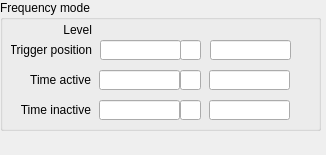
First picture: the form in ui/EVR/evr_out_cml-mode-freq.ui, repository epics-modules/mrfioc2, before the edit.
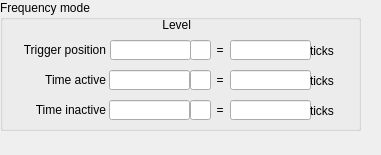
Second picture: the form after the edit. Custom widgets are drawn as their Qt base class.

Commit message: [COSYLAB-99] Added colors and fixed some item widths

Patch:
```diff
--- a/ui/EVR/evr_out_cml-mode-freq.ui
+++ b/ui/EVR/evr_out_cml-mode-freq.ui
@@ -6,7 +6,7 @@
    <rect>
     <x>0</x>
     <y>0</y>
-    <width>326</width>
+    <width>381</width>
     <height>155</height>
    </rect>
   </property>
@@ -18,7 +18,7 @@
     <rect>
      <x>0</x>
      <y>0</y>
-     <width>321</width>
+     <width>361</width>
      <height>131</height>
     </rect>
    </property>
@@ -28,9 +28,9 @@
    <widget class="QLabel" name="label_5">
     <property name="geometry">
      <rect>
-      <x>11</x>
-      <y>20</y>
-      <width>81</width>
+      <x>90</x>
+      <y>15</y>
+      <width>101</width>
       <height>20</height>
      </rect>
     </property>
@@ -44,9 +44,9 @@
    <widget class="caChoice" name="cachoice_3">
     <property name="geometry">
      <rect>
-      <x>100</x>
-      <y>20</y>
-      <width>100</width>
+      <x>195</x>
+      <y>15</y>
+      <width>151</width>
       <height>20</height>
      </rect>
     </property>
@@ -59,13 +59,27 @@
     <property name="endBit">
      <number>1</number>
     </property>
-   </widget>
+   <property name="background">
+         <color>
+          <red>212</red>
+          <green>219</green>
+          <blue>157</blue>
+         </color>
+        </property><property name="bordercolor">
+         <color>
+          <red>0</red>
+          <green>0</green>
+          <blue>0</blue>
+         </color>
+        </property><property name="colorMode">
+         <enum>caChoice::Static</enum>
+        </property></widget>
    <widget class="QLabel" name="label_6">
     <property name="geometry">
      <rect>
-      <x>11</x>
+      <x>5</x>
       <y>40</y>
-      <width>81</width>
+      <width>101</width>
       <height>20</height>
      </rect>
     </property>
@@ -79,7 +93,7 @@
    <widget class="caLineEdit" name="calineedit_2">
     <property name="geometry">
      <rect>
-      <x>210</x>
+      <x>230</x>
       <y>40</y>
       <width>81</width>
       <height>20</height>
@@ -92,7 +106,7 @@
    <widget class="caTextEntry" name="catextentry">
     <property name="geometry">
      <rect>
-      <x>100</x>
+      <x>110</x>
       <y>40</y>
       <width>81</width>
       <height>20</height>
@@ -101,11 +115,19 @@
     <property name="channel" stdset="0">
      <string notr="true">$(EVR):Out-$(P)-$(ID)-Freq:Init-SP</string>
     </property>
-   </widget>
+   <property name="background">
+         <color>
+          <red>212</red>
+          <green>219</green>
+          <blue>157</blue>
+         </color>
+        </property><property name="colorMode">
+         <enum>caLineEdit::Static</enum>
+        </property></widget>
    <widget class="caTextEntry" name="catextentry_2">
     <property name="geometry">
      <rect>
-      <x>99</x>
+      <x>109</x>
       <y>70</y>
       <width>81</width>
       <height>20</height>
@@ -114,13 +136,21 @@
     <property name="channel" stdset="0">
      <string notr="true">$(EVR):Out-$(P)-$(ID)-Freq:High-SP</string>
     </property>
-   </widget>
+   <property name="background">
+         <color>
+          <red>212</red>
+          <green>219</green>
+          <blue>157</blue>
+         </color>
+        </property><property name="colorMode">
+         <enum>caLineEdit::Static</enum>
+        </property></widget>
    <widget class="QLabel" name="label_7">
     <property name="geometry">
      <rect>
-      <x>10</x>
+      <x>5</x>
       <y>70</y>
-      <width>81</width>
+      <width>101</width>
       <height>20</height>
      </rect>
     </property>
@@ -134,7 +164,7 @@
    <widget class="caLineEdit" name="calineedit_3">
     <property name="geometry">
      <rect>
-      <x>209</x>
+      <x>230</x>
       <y>70</y>
       <width>81</width>
       <height>20</height>
@@ -150,7 +180,7 @@
    <widget class="caTextEntry" name="catextentry_3">
     <property name="geometry">
      <rect>
-      <x>99</x>
+      <x>109</x>
       <y>100</y>
       <width>81</width>
       <height>20</height>
@@ -159,13 +189,21 @@
     <property name="channel" stdset="0">
      <string notr="true">$(EVR):Out-$(P)-$(ID)-Freq:Low-SP</string>
     </property>
-   </widget>
+   <property name="background">
+         <color>
+          <red>212</red>
+          <green>219</green>
+          <blue>157</blue>
+         </color>
+        </property><property name="colorMode">
+         <enum>caLineEdit::Static</enum>
+        </property></widget>
    <widget class="QLabel" name="label_8">
     <property name="geometry">
      <rect>
-      <x>10</x>
+      <x>5</x>
       <y>100</y>
-      <width>81</width>
+      <width>101</width>
       <height>20</height>
      </rect>
     </property>
@@ -179,7 +217,7 @@
    <widget class="caLineEdit" name="calineedit_4">
     <property name="geometry">
      <rect>
-      <x>209</x>
+      <x>230</x>
       <y>100</y>
       <width>81</width>
       <height>20</height>
@@ -195,7 +233,7 @@
    <widget class="caLineEdit" name="calineedit_7">
     <property name="geometry">
      <rect>
-      <x>180</x>
+      <x>190</x>
       <y>40</y>
       <width>21</width>
       <height>20</height>
@@ -208,7 +246,7 @@
    <widget class="caLineEdit" name="calineedit_8">
     <property name="geometry">
      <rect>
-      <x>180</x>
+      <x>190</x>
       <y>100</y>
       <width>21</width>
       <height>20</height>
@@ -224,7 +262,7 @@
    <widget class="caLineEdit" name="calineedit_9">
     <property name="geometry">
      <rect>
-      <x>180</x>
+      <x>190</x>
       <y>70</y>
       <width>21</width>
       <height>20</height>
@@ -237,6 +275,102 @@
      <bool>true</bool>
     </property>
    </widget>
+   <widget class="QLabel" name="label_9">
+    <property name="geometry">
+     <rect>
+      <x>210</x>
+      <y>40</y>
+      <width>20</width>
+      <height>20</height>
+     </rect>
+    </property>
+    <property name="text">
+     <string>=</string>
+    </property>
+    <property name="alignment">
+     <set>Qt::AlignCenter</set>
+    </property>
+   </widget>
+   <widget class="QLabel" name="label_10">
+    <property name="geometry">
+     <rect>
+      <x>210</x>
+      <y>70</y>
+      <width>20</width>
+      <height>20</height>
+     </rect>
+    </property>
+    <property name="text">
+     <string>=</string>
+    </property>
+    <property name="alignment">
+     <set>Qt::AlignCenter</set>
+    </property>
+   </widget>
+   <widget class="QLabel" name="label_11">
+    <property name="geometry">
+     <rect>
+      <x>210</x>
+      <y>100</y>
+      <width>20</width>
+      <height>20</height>
+     </rect>
+    </property>
+    <property name="text">
+     <string>=</string>
+    </property>
+    <property name="alignment">
+     <set>Qt::AlignCenter</set>
+    </property>
+   </widget>
+   <widget class="QLabel" name="label_12">
+    <property name="geometry">
+     <rect>
+      <x>310</x>
+      <y>40</y>
+      <width>41</width>
+      <height>21</height>
+     </rect>
+    </property>
+    <property name="text">
+     <string>ticks</string>
+    </property>
+    <property name="alignment">
+     <set>Qt::AlignLeading|Qt::AlignLeft|Qt::AlignVCenter</set>
+    </property>
+   </widget>
+   <widget class="QLabel" name="label_13">
+    <property name="geometry">
+     <rect>
+      <x>310</x>
+      <y>70</y>
+      <width>41</width>
+      <height>21</height>
+     </rect>
+    </property>
+    <property name="text">
+     <string>ticks</string>
+    </property>
+    <property name="alignment">
+     <set>Qt::AlignLeading|Qt::AlignLeft|Qt::AlignVCenter</set>
+    </property>
+   </widget>
+   <widget class="QLabel" name="label_14">
+    <property name="geometry">
+     <rect>
+      <x>310</x>
+      <y>100</y>
+      <width>41</width>
+      <height>21</height>
+     </rect>
+    </property>
+    <property name="text">
+     <string>ticks</string>
+    </property>
+    <property name="alignment">
+     <set>Qt::AlignLeading|Qt::AlignLeft|Qt::AlignVCenter</set>
+    </property>
+   </widget>
   </widget>
  </widget>
  <customwidgets>
```
Left out of the diff: 1 changed line with no effect on the pictures. The commit also changes 6 other files.
